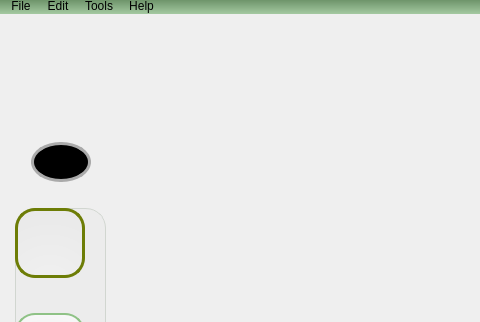
This is onlineboard.ui in MaxMalts/Online_Board as Qt 5 draws it before an edit; both pictures show x 0 to 480 and y 0 to 322 of the 1017 by 544 pixel window. The edited form follows.
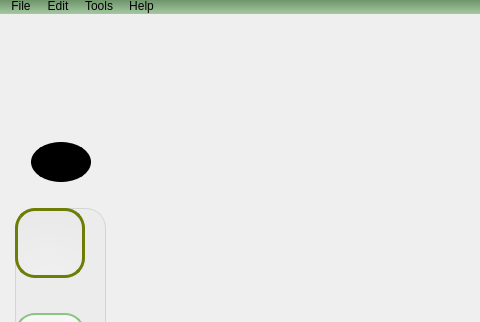
This is the edited form. Icons and pictures are not drawn.

Commit message: Minor change to color button

The edit to the form file:
```diff
--- a/onlineboard.ui
+++ b/onlineboard.ui
@@ -584,7 +584,8 @@
        <property name="styleSheet">
         <string notr="true">QPushButton {
 	background-color: black;
-	border: 3px solid #aaa;
+	border: 2px solid;
+	border-color: black;
 	border-radius: 30px 20px;
 }</string>
        </property>
```
The commit also changes 1 other file.
